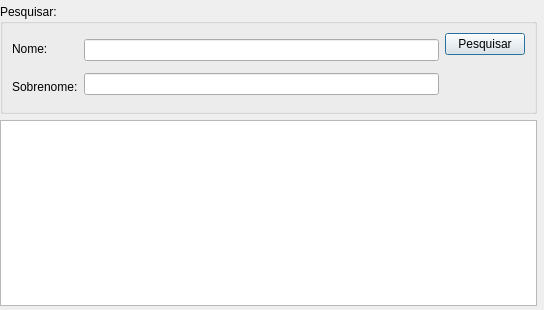
fabiorodp/law_officer, file searchclientspj.ui: the form before one commit.
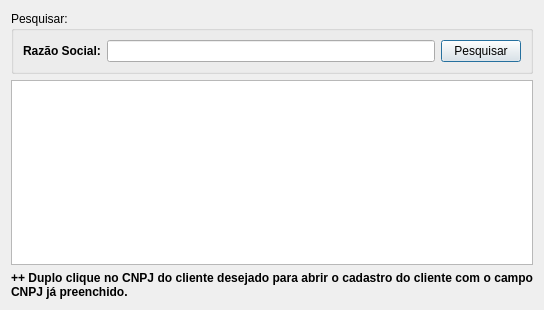
The form after the commit.

```diff
--- a/searchclientspj.ui
+++ b/searchclientspj.ui
@@ -13,86 +13,84 @@
   <property name="windowTitle">
    <string>Dialog</string>
   </property>
-  <widget class="QGroupBox" name="pesquisarGroupBox">
-   <property name="geometry">
-    <rect>
-     <x>0</x>
-     <y>4</y>
-     <width>537</width>
-     <height>110</height>
-    </rect>
-   </property>
-   <property name="title">
-    <string>Pesquisar:</string>
-   </property>
-   <layout class="QHBoxLayout" name="horizontalLayout">
-    <item>
-     <layout class="QVBoxLayout" name="verticalLayout">
+  <layout class="QVBoxLayout" name="verticalLayout">
+   <item>
+    <widget class="QGroupBox" name="pesquisarGroupBox">
+     <property name="font">
+      <font>
+       <weight>50</weight>
+       <bold>false</bold>
+      </font>
+     </property>
+     <property name="title">
+      <string>Pesquisar:</string>
+     </property>
+     <layout class="QHBoxLayout" name="horizontalLayout">
       <item>
-       <widget class="QLabel" name="nameLabel">
-        <property name="text">
-         <string>Nome:</string>
+       <widget class="QLabel" name="label_search_razao_social">
+        <property name="font">
+         <font>
+          <weight>75</weight>
+          <bold>true</bold>
+         </font>
         </property>
-       </widget>
-      </item>
-      <item>
-       <widget class="QLabel" name="surnameLabel">
         <property name="text">
-         <string>Sobrenome:</string>
+         <string>Razão Social:</string>
         </property>
        </widget>
       </item>
-     </layout>
-    </item>
-    <item>
-     <layout class="QVBoxLayout" name="verticalLayout_2">
       <item>
-       <widget class="QLineEdit" name="searchName"/>
+       <widget class="QLineEdit" name="search_razao_social"/>
       </item>
       <item>
-       <widget class="QLineEdit" name="searchSurname"/>
-      </item>
-     </layout>
-    </item>
-    <item>
-     <layout class="QVBoxLayout" name="verticalLayout_3">
-      <item>
-       <widget class="QPushButton" name="searchButton">
+       <widget class="QPushButton" name="searchButtonPJ">
         <property name="text">
          <string>Pesquisar</string>
         </property>
        </widget>
       </item>
-      <item>
-       <spacer name="verticalSpacer">
-        <property name="orientation">
-         <enum>Qt::Vertical</enum>
-        </property>
-        <property name="sizeHint" stdset="0">
-         <size>
-          <width>20</width>
-          <height>40</height>
-         </size>
-        </property>
-       </spacer>
-      </item>
      </layout>
-    </item>
-   </layout>
-  </widget>
-  <widget class="QTableView" name="searchTable">
-   <property name="geometry">
-    <rect>
-     <x>0</x>
-     <y>120</y>
-     <width>537</width>
-     <height>186</height>
-    </rect>
-   </property>
-   <property name="contextMenuPolicy">
-    <enum>Qt::NoContextMenu</enum>
-   </property>
-  </widget>
+    </widget>
+   </item>
+   <item>
+    <widget class="QTableView" name="searchTablePJ">
+     <property name="contextMenuPolicy">
+      <enum>Qt::NoContextMenu</enum>
+     </property>
+     <property name="sizeAdjustPolicy">
+      <enum>QAbstractScrollArea::AdjustToContents</enum>
+     </property>
+     <attribute name="horizontalHeaderVisible">
+      <bool>false</bool>
+     </attribute>
+     <attribute name="verticalHeaderVisible">
+      <bool>false</bool>
+     </attribute>
+     <attribute name="verticalHeaderHighlightSections">
+      <bool>false</bool>
+     </attribute>
+    </widget>
+   </item>
+   <item>
+    <widget class="QLabel" name="label">
+     <property name="font">
+      <font>
+       <weight>75</weight>
+       <bold>true</bold>
+      </font>
+     </property>
+     <property name="text">
+      <string>++ Duplo clique no CNPJ do cliente desejado para abrir o cadastro do cliente com o campo CNPJ já preenchido.</string>
+     </property>
+     <property name="alignment">
+      <set>Qt::AlignJustify|Qt::AlignVCenter</set>
+     </property>
+     <property name="wordWrap">
+      <bool>true</bool>
+     </property>
+    </widget>
+   </item>
+  </layout>
  </widget>
  <resources/>
  <connections/>
```
